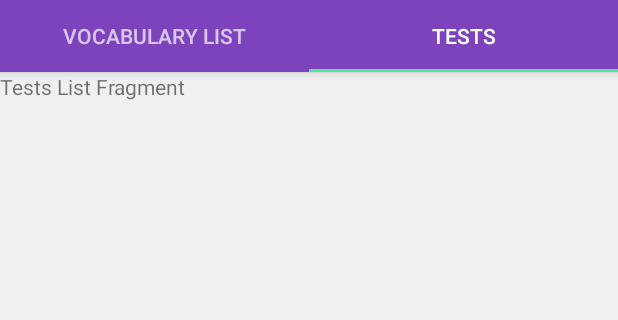
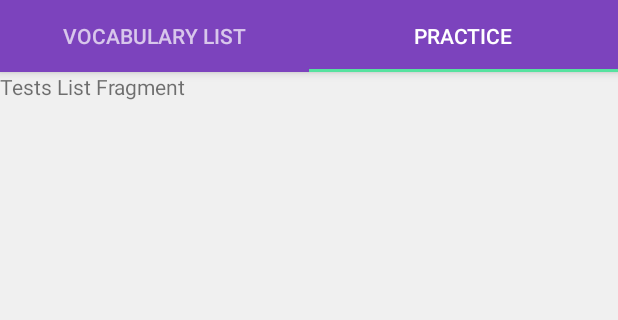
Before and after one commit to rhys3010/language_vocabulary_assistant, an Android app: the LVAMainActivity screen opened directly, with no data from a screen before it, tab 2 chosen, on a phone screen of 412 x 824 dp, the part 84-404 px from its top. Run offline under Robolectric (Android 15) with nearby library versions, the phone set to English and light mode, and no system bars; 1 statement that could not run was skipped.

Commit message:
Refactored for new practice tab

```diff
--- a/app/src/main/java/rhe24/cs31620/dcs/aber/ac/uk/lva/ui/LVAMainActivity.java
+++ b/app/src/main/java/rhe24/cs31620/dcs/aber/ac/uk/lva/ui/LVAMainActivity.java
@@ -16,11 +16,10 @@ import android.support.v7.app.AppCompatActivity;
 import android.os.Bundle;
 import android.support.v7.widget.Toolbar;
 import android.view.MenuItem;
-import android.widget.Toast;
 
 import rhe24.cs31620.dcs.aber.ac.uk.lva.R;
-import rhe24.cs31620.dcs.aber.ac.uk.lva.ui.tests_list.TestsListFragment;
-import rhe24.cs31620.dcs.aber.ac.uk.lva.ui.vocabulary_list.VocabularyListFragment;
+import rhe24.cs31620.dcs.aber.ac.uk.lva.ui.practice.PracticeFragment;
+import rhe24.cs31620.dcs.aber.ac.uk.lva.ui.vocabulary.VocabularyListFragment;
 
 /**
  * LVAMainActivity
@@ -34,7 +33,7 @@ public class LVAMainActivity extends AppCompatActivity implements NavigationView
      * Store tabs as constants
      */
     private static final int VOCAB_LIST_TAB = 0;
-    private static final int TESTS_TAB = 1;
+    private static final int PRACTICE_TAB = 1;
 
     /**
      * Called when the main activity is created
@@ -126,7 +125,7 @@ public class LVAMainActivity extends AppCompatActivity implements NavigationView
         public Fragment getItem(int position){
             switch(position){
                 case VOCAB_LIST_TAB: return new VocabularyListFragment();
-                case TESTS_TAB: return new TestsListFragment();
+                case PRACTICE_TAB: return new PracticeFragment();
             }
 
             return null;
@@ -140,7 +139,7 @@ public class LVAMainActivity extends AppCompatActivity implements NavigationView
         public CharSequence getPageTitle(int position){
             switch(position){
                 case VOCAB_LIST_TAB: return getResources().getText(R.string.vocabulary_list_tab);
-                case TESTS_TAB: return getResources().getText(R.string.tests_list_tab);
+                case PRACTICE_TAB: return getResources().getText(R.string.practice_tab);
             }
             return null;
         }
--- a/app/src/main/java/rhe24/cs31620/dcs/aber/ac/uk/lva/ui/LVASetupActivity.java
+++ b/app/src/main/java/rhe24/cs31620/dcs/aber/ac/uk/lva/ui/LVASetupActivity.java
@@ -6,16 +6,12 @@ import android.preference.PreferenceManager;
 import android.support.v7.app.AppCompatActivity;
 import android.os.Bundle;
 import android.view.View;
-import android.view.inputmethod.EditorInfo;
 import android.widget.ArrayAdapter;
 import android.widget.AutoCompleteTextView;
 import android.widget.Toast;
 
 import org.apache.commons.lang3.StringUtils;
 import org.apache.commons.text.WordUtils;
-
-import java.util.ArrayList;
-import java.util.Locale;
 
 import rhe24.cs31620.dcs.aber.ac.uk.lva.R;
 
--- a/app/src/main/java/rhe24/cs31620/dcs/aber/ac/uk/lva/ui/tests_list/TestsListFragment.java
+++ b/app/src/main/java/rhe24/cs31620/dcs/aber/ac/uk/lva/ui/practice/PracticeFragment.java
@@ -1,9 +1,8 @@
-package rhe24.cs31620.dcs.aber.ac.uk.lva.ui.tests_list;
+package rhe24.cs31620.dcs.aber.ac.uk.lva.ui.practice;
 
 
 import android.os.Bundle;
 import android.support.v4.app.Fragment;
-import android.support.v7.app.AppCompatActivity;
 import android.view.LayoutInflater;
 import android.view.View;
 import android.view.ViewGroup;
@@ -11,14 +10,14 @@ import android.view.ViewGroup;
 import rhe24.cs31620.dcs.aber.ac.uk.lva.R;
 
 /**
- * TestsListFragment
+ * PracticeFragment
  * @author Rhys Evans
  * @version 21/11/2018
  */
-public class TestsListFragment extends Fragment {
+public class PracticeFragment extends Fragment {
 
 
-    public TestsListFragment() {
+    public PracticeFragment() {
         // Required empty public constructor
     }
 
@@ -27,6 +26,6 @@ public class TestsListFragment extends Fragment {
     public View onCreateView(LayoutInflater inflater, ViewGroup container,
                              Bundle savedInstanceState) {
         // Inflate the layout for this fragment
-        return inflater.inflate(R.layout.fragment_tests_list, container, false);
+        return inflater.inflate(R.layout.fragment_practice, container, false);
     }
 }
--- a/app/src/main/java/rhe24/cs31620/dcs/aber/ac/uk/lva/ui/vocabulary_list/VocabularyListFragment.java
+++ b/app/src/main/java/rhe24/cs31620/dcs/aber/ac/uk/lva/ui/vocabulary/VocabularyListFragment.java
@@ -1,4 +1,4 @@
-package rhe24.cs31620.dcs.aber.ac.uk.lva.ui.vocabulary_list;
+package rhe24.cs31620.dcs.aber.ac.uk.lva.ui.vocabulary;
 
 
 import android.content.SharedPreferences;
--- a/app/src/main/res/layout/fragment_tests_list.xml
+++ b/app/src/main/res/layout/fragment_practice.xml
@@ -3,7 +3,7 @@
     xmlns:tools="http://schemas.android.com/tools"
     android:layout_width="match_parent"
     android:layout_height="match_parent"
-    tools:context=".ui.tests_list.TestsListFragment">
+    tools:context=".ui.practice.PracticeFragment">
 
     <!-- TODO: Update blank fragment layout -->
     <TextView
--- a/app/src/main/res/layout/fragment_vocabulary_list.xml
+++ b/app/src/main/res/layout/fragment_vocabulary_list.xml
@@ -3,7 +3,7 @@
     xmlns:tools="http://schemas.android.com/tools"
     android:layout_width="match_parent"
     android:layout_height="match_parent"
-    tools:context=".ui.vocabulary_list.VocabularyListFragment">
+    tools:context=".ui.vocabulary.VocabularyListFragment">
 
     <!-- TODO: Update blank fragment layout -->
     <TextView
--- a/app/src/main/res/values/strings.xml
+++ b/app/src/main/res/values/strings.xml
@@ -1,7 +1,7 @@
 <resources>
     <string name="app_name">Vocabulary Assistant</string>
     <string name="vocabulary_list_tab">Vocabulary List</string>
-    <string name="tests_list_tab">Tests</string>
+    <string name="practice_tab">Practice</string>
     <string name="nav_change_language">Change Languages</string>
     <string name="nav_delete_vocab">Delete Vocabulary</string>
     <string name="nav_about">About</string>
```
